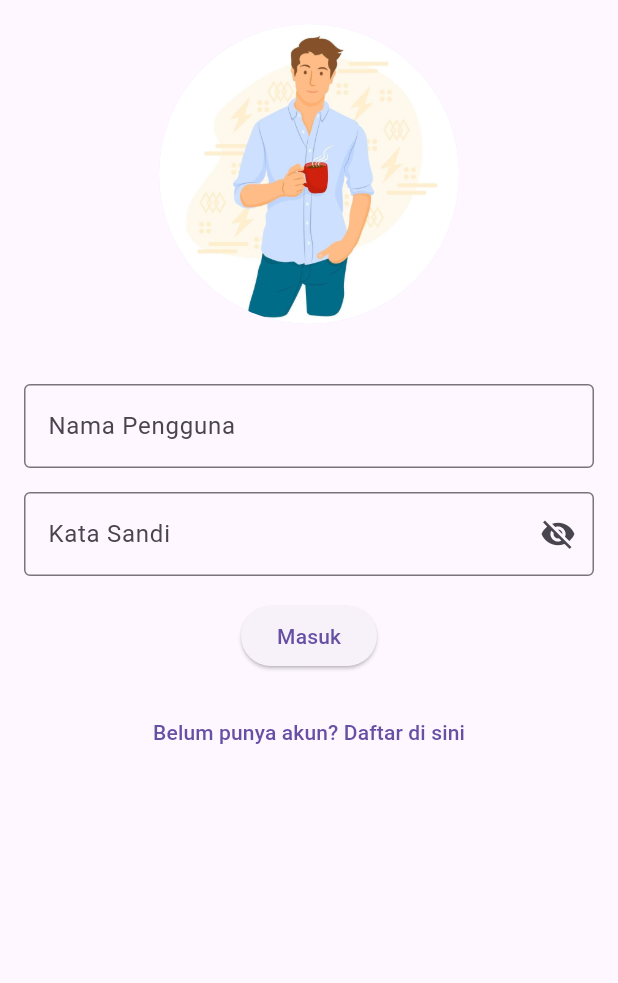
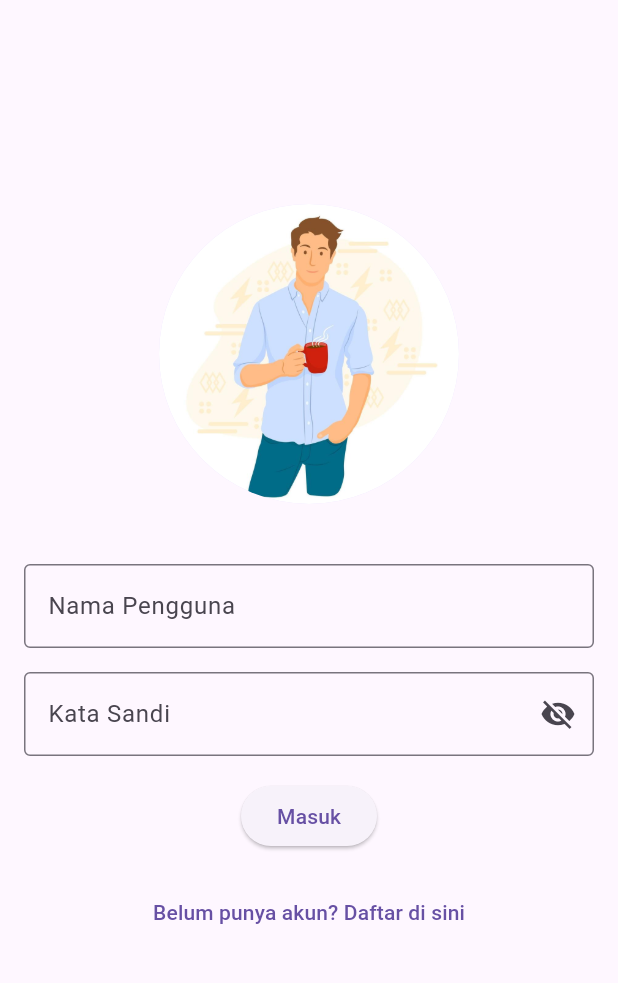
Before and after one commit to abeaar/Mobile-App, a Flutter app: the screen it shows after launch, on a phone screen of 412 x 824 dp, the part 84-1067 px from its top. Run offline on Flutter 3.47's test engine with Material 3 defaults, Android fonts, the phone set to English and light mode, and no system bars; our stand-ins replace math_expressions.

Commit message:
update interface

```diff
--- a/lib/kalkulator.dart
+++ b/lib/kalkulator.dart
@@ -13,7 +13,7 @@ class _KalkulatorPageState extends State<KalkulatorPage> {
   String answer = '0';
 
   final List<String> buttons = [
-    'C', '+/-', '%', 'DEL',
+    'C', '', '', 'DEL',
     '7', '8', '9', '/',
     '4', '5', '6', 'x',
     '1', '2', '3', '-',
--- a/lib/login.dart
+++ b/lib/login.dart
@@ -63,13 +63,15 @@ class _LoginPageState extends State<LoginPage> {
                   fontWeight: FontWeight.bold),
             ),
             centerTitle: true),
-      body: SingleChildScrollView(
+        body: Center(
+          child: SingleChildScrollView(
             child: Padding(
               padding: const EdgeInsets.all(16.0),
               child: Form(
                 key: _formKey,
                 child: Column(
                   mainAxisAlignment: MainAxisAlignment.center,
+                  crossAxisAlignment: CrossAxisAlignment.center,
                   children: <Widget>[
                     CircleAvatar(
                       backgroundImage: AssetImage('assets/images/person1.jpg'),
@@ -124,7 +126,8 @@ class _LoginPageState extends State<LoginPage> {
                     const SizedBox(height: 16.0),
                     TextButton(
                       onPressed: () {
-                    if (ModalRoute.of(context)?.settings.name != '/register') {
+                        if (ModalRoute.of(context)?.settings.name !=
+                            '/register') {
                           Navigator.pushNamed(context, '/register');
                         }
                       },
@@ -135,6 +138,6 @@ class _LoginPageState extends State<LoginPage> {
               ),
             ),
           ),
-    );
+        ));
   }
 }
```
Lines whose indentation alone changed are shown as unchanged.
